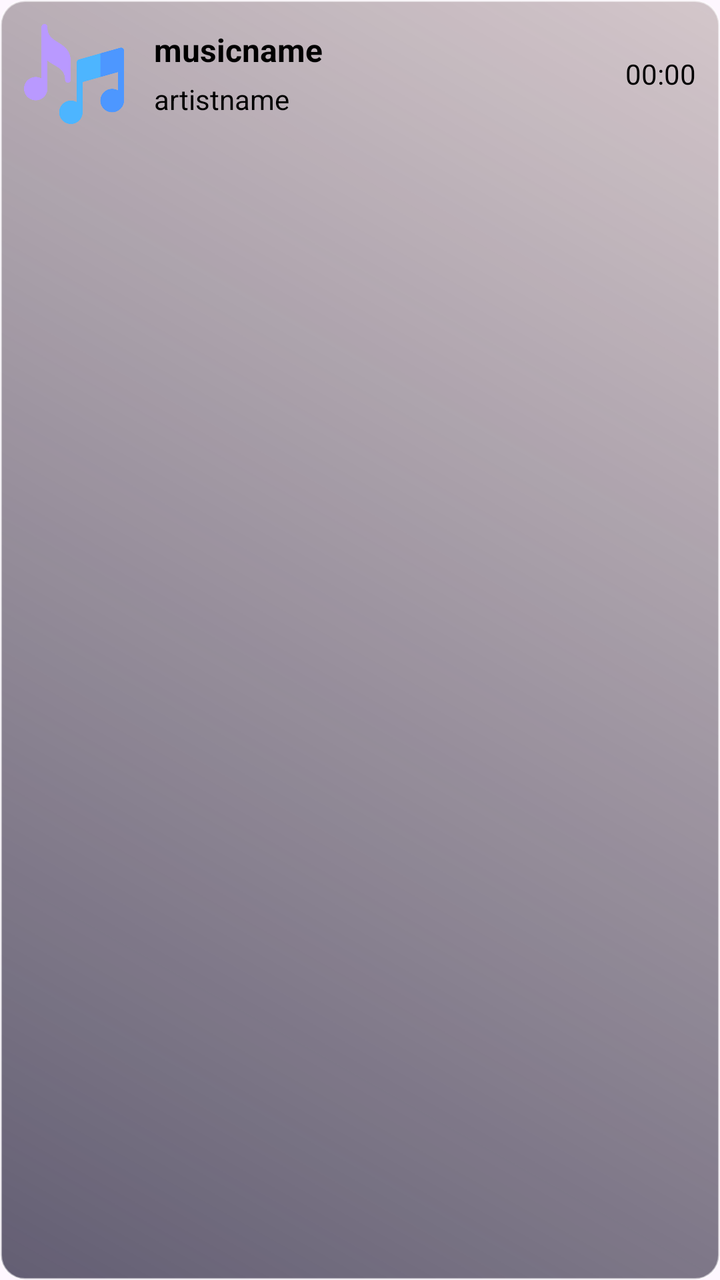
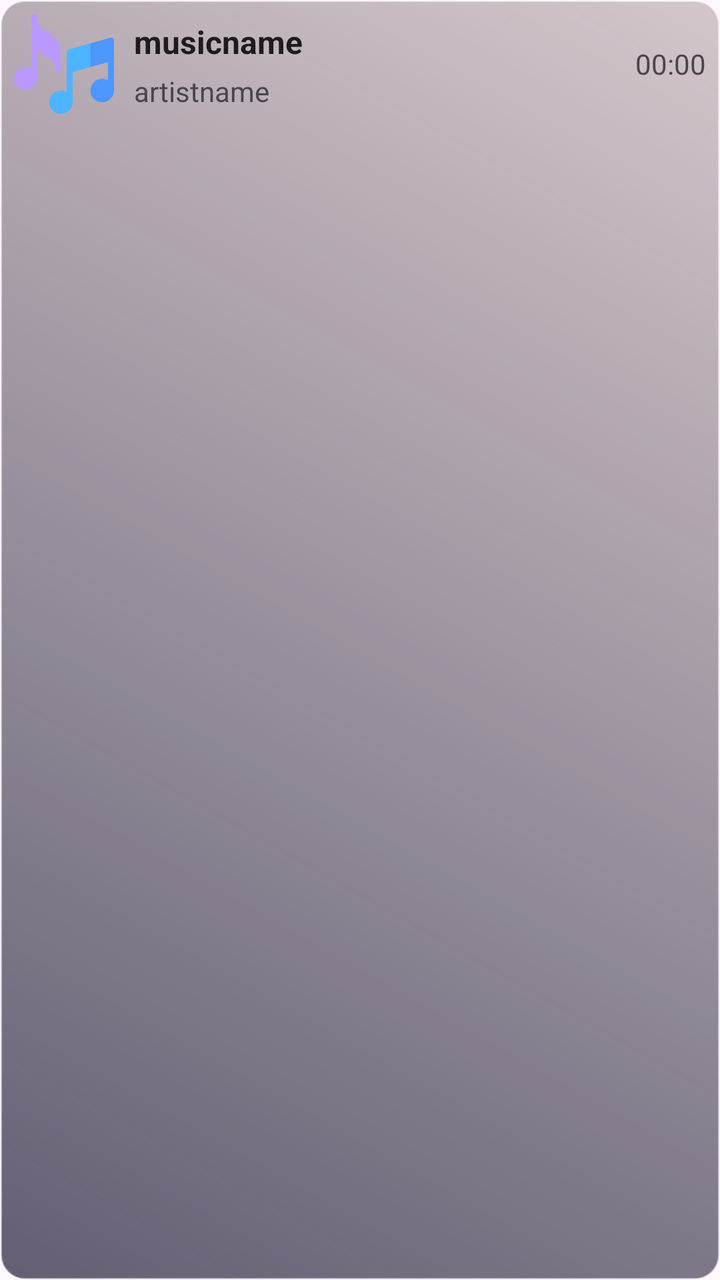

The first picture is an Android layout as it rendered before a commit; the second is the same layout after the commit. The layout source and the unified diff follow.
<!-- AndroidManifest.xml: application theme Theme.MusicPlayer -->
<!-- res/layout/music_tile_style.xml -->
<?xml version="1.0" encoding="utf-8"?>
<RelativeLayout xmlns:android="http://schemas.android.com/apk/res/android"
    android:layout_width="match_parent"
    android:layout_height="wrap_content"
    xmlns:app="http://schemas.android.com/apk/res-auto"
    android:layout_marginBottom="5dp"
    android:background="@drawable/music_tile_style"
    android:padding="2dp">

    <com.google.android.material.imageview.ShapeableImageView
        android:id="@+id/musicicon"
        android:layout_width="50dp"
        android:layout_height="50dp"
        android:src="@drawable/music_app_icon"
        android:layout_margin="10dp"
        app:shapeAppearanceOverlay="@style/curved"/>

    <TextView
        style="@style/Base.Theme.MusicPlayer"
        android:id="@+id/musicname"
        android:layout_width="wrap_content"
        android:layout_height="30dp"
        android:text="@string/songname"
        android:textColor="@color/black"
        android:textStyle="bold"
        android:textSize="16sp"
        android:singleLine="true"
        android:layout_marginTop="8dp"
        android:layout_toStartOf="@+id/duration"
        android:layout_toEndOf="@+id/musicicon"
        android:layout_marginStart="5dp"
        android:gravity="center_vertical"/>

    <TextView
        android:id="@+id/artistname"
        android:layout_width="wrap_content"
        android:layout_height="20dp"
        android:text="@string/artistname"
        android:textColor="@color/black"
        android:singleLine="true"
        android:layout_toStartOf="@+id/duration"
        android:layout_toEndOf="@+id/musicicon"
        android:layout_marginStart="5dp"
        android:layout_marginTop="38dp"/>

    <TextView
        android:id="@+id/duration"
        android:layout_width="wrap_content"
        android:layout_height="50dp"
        android:gravity="center"
        android:text="@string/duration"
        android:textColor="@color/black"
        android:singleLine="true"
        android:layout_alignParentEnd="true"
        android:layout_margin="10dp"/>

</RelativeLayout>
<!-- resources referenced by this layout -->
<resources>
  <color name="black">#FF000000</color>
  <!-- drawable music_app_icon: png bitmap (drawable, 12276 bytes) -->
  <!-- drawable music_tile_style (drawable) -->
  <?xml version="1.0" encoding="utf-8"?>
  <shape xmlns:android="http://schemas.android.com/apk/res/android">
      <gradient
          android:angle="45"
          android:endColor="#80A89696"
          android:startColor="#635E73" />
  
      <corners android:radius="12dp" />
  
      <stroke
          android:width="1dp"
          android:color="#80FFFFFF" />
  </shape>
  <string name="artistname">artistname</string>
  <string name="duration">00:00</string>
  <string name="songname">musicname</string>
  <style name="Base.Theme.MusicPlayer" parent="Theme.Material3.DayNight.NoActionBar">
          
          
      </style>
  <style name="curved">
          <item name="cornerSize">20%</item>
      </style>
  <style name="Theme.MusicPlayer" parent="Base.Theme.MusicPlayer" />
</resources>

<!-- the commit's change to res/layout/music_tile_style.xml (unified diff, before → after) -->
@@ -4,15 +4,16 @@
     android:layout_height="wrap_content"
     xmlns:app="http://schemas.android.com/apk/res-auto"
     android:layout_marginBottom="5dp"
+    android:layout_margin="8dp"
     android:background="@drawable/music_tile_style"
     android:padding="2dp">
 
     <com.google.android.material.imageview.ShapeableImageView
-        android:id="@+id/musicicon"
+        android:id="@+id/musicIcon"
         android:layout_width="50dp"
         android:layout_height="50dp"
         android:src="@drawable/music_app_icon"
-        android:layout_margin="10dp"
+        android:layout_margin="5dp"
         app:shapeAppearanceOverlay="@style/curved"/>
 
     <TextView
@@ -21,13 +22,12 @@
         android:layout_width="wrap_content"
         android:layout_height="30dp"
         android:text="@string/songname"
-        android:textColor="@color/black"
         android:textStyle="bold"
         android:textSize="16sp"
         android:singleLine="true"
-        android:layout_marginTop="8dp"
+        android:layout_marginTop="4dp"
         android:layout_toStartOf="@+id/duration"
-        android:layout_toEndOf="@+id/musicicon"
+        android:layout_toEndOf="@+id/musicIcon"
         android:layout_marginStart="5dp"
         android:gravity="center_vertical"/>
 
@@ -36,12 +36,11 @@
         android:layout_width="wrap_content"
         android:layout_height="20dp"
         android:text="@string/artistname"
-        android:textColor="@color/black"
         android:singleLine="true"
         android:layout_toStartOf="@+id/duration"
-        android:layout_toEndOf="@+id/musicicon"
+        android:layout_toEndOf="@+id/musicIcon"
         android:layout_marginStart="5dp"
-        android:layout_marginTop="38dp"/>
+        android:layout_marginTop="34dp"/>
 
     <TextView
         android:id="@+id/duration"
@@ -49,9 +48,8 @@
         android:layout_height="50dp"
         android:gravity="center"
         android:text="@string/duration"
-        android:textColor="@color/black"
         android:singleLine="true"
         android:layout_alignParentEnd="true"
-        android:layout_margin="10dp"/>
+        android:layout_margin="5dp"/>
 
 </RelativeLayout>
<!-- resource entries referenced after the edit -->
@@ -1,6 +1,5 @@
 <!-- resources referenced by this layout -->
 <resources>
-  <color name="black">#FF000000</color>
   <!-- drawable music_app_icon: png bitmap (drawable, 12276 bytes) -->
   <!-- drawable music_tile_style (drawable) -->
   <?xml version="1.0" encoding="utf-8"?>
